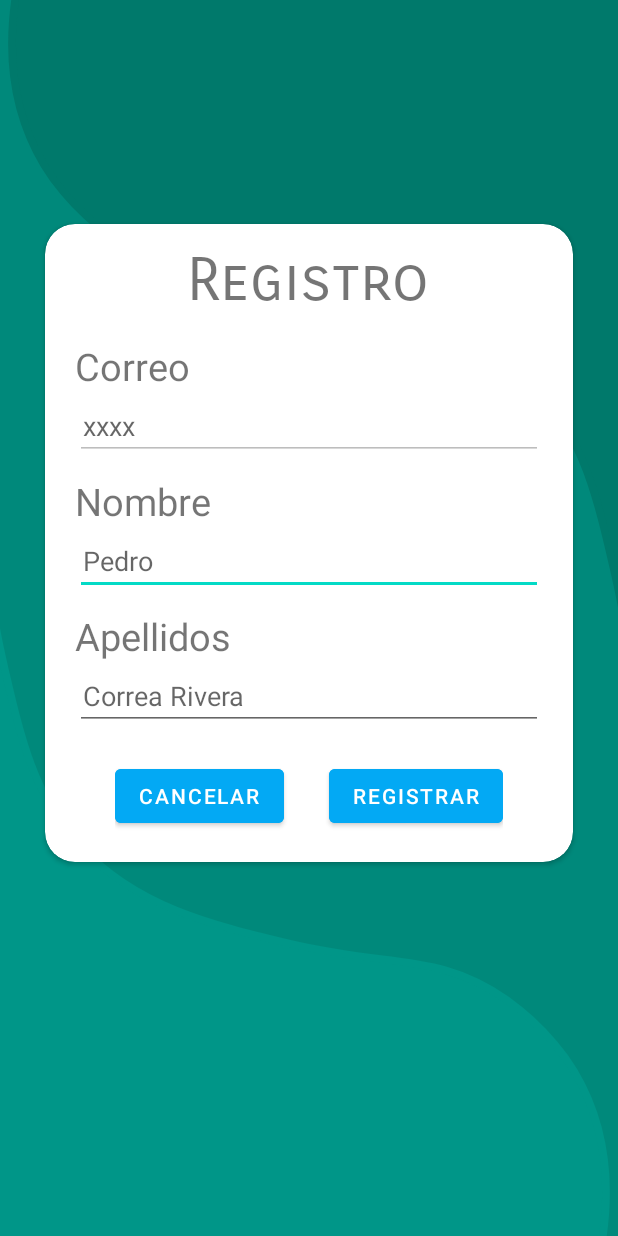
After one commit to Elico1905/V1_Horario, an Android app: the Registrar screen opened directly, with no data from a screen before it, on a phone screen of 412 x 824 dp. The commit adds this screen. Run offline under Robolectric (Android 15) with nearby library versions, the phone set to English and light mode, and no system bars; our stand-ins replace Firebase (no records; nobody signed in at launch, a user with empty details on screens opened directly).

Commit message:
initial commit

```diff
--- a/app/src/main/AndroidManifest.xml
+++ b/app/src/main/AndroidManifest.xml
@@ -9,6 +9,8 @@
         android:roundIcon="@mipmap/ic_launcher_round"
         android:supportsRtl="true"
         android:theme="@style/Theme.Horario">
+        <activity android:name=".Registrar"></activity>
+        <activity android:name=".Home" />
         <activity android:name=".Login">
             <intent-filter>
                 <action android:name="android.intent.action.MAIN" />
@@ -16,9 +18,7 @@
                 <category android:name="android.intent.category.LAUNCHER" />
             </intent-filter>
         </activity>
-        <activity android:name=".MainActivity">
-
-        </activity>
+        <activity android:name=".MainActivity" />
     </application>
 
 </manifest>
--- a/app/src/main/java/com/example/horario/MainActivity.kt
+++ b/app/src/main/java/com/example/horario/MainActivity.kt
@@ -4,6 +4,7 @@ import android.content.Intent
 import android.content.pm.ActivityInfo
 import androidx.appcompat.app.AppCompatActivity
 import android.os.Bundle
+import android.view.Menu
 import android.view.View
 import android.widget.ImageView
 import android.widget.TextView
@@ -21,7 +22,7 @@ class MainActivity : AppCompatActivity() {
         setContentView(R.layout.activity_main)
 
         home.setOnClickListener {
-            val intent: Intent = Intent(this, Login::class.java)
+            val intent: Intent = Intent(this, Home::class.java)
             startActivity(intent)
             finish()
         }
--- /dev/null
+++ b/app/src/main/java/com/example/horario/Registrar.kt
@@ -0,0 +1,59 @@
+package com.example.horario
+
+import android.content.Context
+import android.content.Intent
+import androidx.appcompat.app.AppCompatActivity
+import android.os.Bundle
+import android.view.Menu
+import android.widget.Toast
+import com.google.firebase.firestore.FirebaseFirestore
+import kotlinx.android.synthetic.main.activity_registrar.*
+
+class Registrar : AppCompatActivity() {
+
+    private val bd = FirebaseFirestore.getInstance()
+
+    override fun onCreate(savedInstanceState: Bundle?) {
+        super.onCreate(savedInstanceState)
+        setContentView(R.layout.activity_registrar)
+
+        val objintent: Intent = intent
+        var correo: String? = objintent.getStringExtra("correo")
+        var nombre: String? = objintent.getStringExtra("nombre")
+        var apellidos: String? = objintent.getStringExtra("apellidos")
+
+        registro_correo.setText(correo)
+        registro_nombre.setText(nombre)
+        registro_apellidos.setText(apellidos)
+
+        registro_cancelar.setOnClickListener {
+            val intent: Intent = Intent(this, Login::class.java)
+            startActivity(intent)
+            finish()
+        }
+        registro_registrar.setOnClickListener {
+            if (!nombre.isNullOrEmpty() || !apellidos.isNullOrEmpty()) {
+                bd.collection("users").document(registro_correo.text.toString()).set(
+                        hashMapOf("nombre" to registro_nombre.text.toString(),
+                                "apellidos" to registro_apellidos.text.toString(),
+                                "correo" to registro_correo.text.toString()))
+
+                val prefs =getSharedPreferences(getString(R.string.prefs_file), Context.MODE_PRIVATE).edit()
+                prefs.putString("correo",registro_correo.text.toString())
+                prefs.putString("nombre",registro_nombre.text.toString())
+                prefs.putString("apellidos",registro_apellidos.text.toString())
+                prefs.apply()
+
+                val intent: Intent = Intent(this, Home::class.java)
+                startActivity(intent)
+                finish()
+            }else{
+                Toast.makeText(this, "llena todos los campos", Toast.LENGTH_SHORT).show()
+            }
+        }
+    }
+
+    override fun onBackPressed() {
+        super.onBackPressed()
+    }
+}
--- /dev/null
+++ b/app/src/main/res/drawable/effect_ripple_03.xml
@@ -0,0 +1,6 @@
+<?xml version="1.0" encoding="utf-8"?>
+<ripple xmlns:android="http://schemas.android.com/apk/res/android"
+    xmlns:tools="http://schemas.android.com/tools"
+    android:color="@color/colorPrimaryVariant"
+    tools:targetApi="lollipop">
+</ripple>
--- /dev/null
+++ b/app/src/main/res/drawable/ic_back.xml
@@ -0,0 +1,5 @@
+<vector android:height="40dp" android:tint="@color/Blanco_Letras"
+    android:viewportHeight="24" android:viewportWidth="24"
+    android:width="40dp" xmlns:android="http://schemas.android.com/apk/res/android">
+    <path android:fillColor="@android:color/white" android:pathData="M21,11H6.83l3.58,-3.59L9,6l-6,6 6,6 1.41,-1.41L6.83,13H21z"/>
+</vector>
--- /dev/null
+++ b/app/src/main/res/drawable/ic_delete.xml
@@ -0,0 +1,5 @@
+<vector android:height="40dp" android:tint="@color/gris"
+    android:viewportHeight="24" android:viewportWidth="24"
+    android:width="40dp" xmlns:android="http://schemas.android.com/apk/res/android">
+    <path android:fillColor="@android:color/white" android:pathData="M6,19c0,1.1 0.9,2 2,2h8c1.1,0 2,-0.9 2,-2V7H6v12zM19,4h-3.5l-1,-1h-5l-1,1H5v2h14V4z"/>
+</vector>
--- /dev/null
+++ b/app/src/main/res/layout/activity_registrar.xml
@@ -0,0 +1,152 @@
+<?xml version="1.0" encoding="utf-8"?>
+<androidx.constraintlayout.widget.ConstraintLayout xmlns:android="http://schemas.android.com/apk/res/android"
+    xmlns:app="http://schemas.android.com/apk/res-auto"
+    xmlns:tools="http://schemas.android.com/tools"
+    android:layout_width="match_parent"
+    android:layout_height="match_parent"
+    tools:context=".Registrar"
+    android:background="@color/verde_fuerte">
+
+    <RelativeLayout
+        android:layout_width="match_parent"
+        android:layout_height="match_parent"
+        android:orientation="vertical">
+
+        <ImageView
+            android:layout_width="match_parent"
+            android:layout_height="match_parent"
+            android:src="@drawable/ic_superior_02"
+            android:scaleType="fitStart"/>
+
+
+        <ImageView
+            android:layout_width="match_parent"
+            android:layout_height="match_parent"
+            android:gravity="bottom"
+            android:rotationX="180"
+            android:rotationY="180"
+            android:scaleType="fitStart"
+            android:src="@drawable/ic_superior" />
+
+    </RelativeLayout>
+
+    <LinearLayout
+        android:layout_width="match_parent"
+        android:layout_height="match_parent"
+        android:orientation="vertical"
+        android:gravity="center">
+
+        <androidx.cardview.widget.CardView
+            android:layout_width="match_parent"
+            android:layout_height="wrap_content"
+            android:layout_marginBottom="100dp"
+            android:layout_marginStart="30dp"
+            android:layout_marginEnd="30dp"
+            app:cardCornerRadius="20dp">
+
+            <LinearLayout
+                android:layout_width="match_parent"
+                android:layout_height="match_parent"
+                android:orientation="vertical">
+                <TextView
+                    android:layout_width="wrap_content"
+                    android:layout_height="wrap_content"
+                    android:layout_gravity="center_horizontal"
+                    android:layout_marginTop="13dp"
+                    android:fontFamily="sans-serif-smallcaps"
+                    android:text="Registro"
+                    android:textSize="40dp"/>
+
+                <TextView
+                    android:layout_width="wrap_content"
+                    android:layout_height="wrap_content"
+                    android:layout_marginStart="20dp"
+                    android:layout_marginTop="15dp"
+                    android:text="Correo"
+                    android:textSize="25dp" />
+
+                <EditText
+                    android:id="@+id/registro_correo"
+                    android:layout_width="match_parent"
+                    android:layout_height="wrap_content"
+                    android:layout_marginLeft="20dp"
+                    android:layout_marginRight="20dp"
+                    android:ems="10"
+                    android:inputType="textPersonName"
+                    android:hint="xxxx"
+                    android:paddingLeft="5dp"
+                    android:textColor="#3A3A3A"
+                    android:enabled="false"/>
+                <TextView
+                    android:layout_width="wrap_content"
+                    android:layout_height="wrap_content"
+                    android:layout_marginStart="20dp"
+                    android:layout_marginTop="10dp"
+                    android:text="Nombre"
+                    android:textSize="25dp" />
+
+                <EditText
+                    android:id="@+id/registro_nombre"
+                    android:layout_width="match_parent"
+                    android:layout_height="wrap_content"
+                    android:layout_marginLeft="20dp"
+                    android:layout_marginRight="20dp"
+                    android:ems="10"
+                    android:inputType="textPersonName"
+                    android:hint="Pedro"
+                    android:paddingLeft="5dp"
+                    android:textColor="#3A3A3A"/>
+                <TextView
+                    android:layout_width="wrap_content"
+                    android:layout_height="wrap_content"
+                    android:layout_marginStart="20dp"
+                    android:layout_marginTop="10dp"
+                    android:text="Apellidos"
+                    android:textSize="25dp" />
+
+                <EditText
+                    android:id="@+id/registro_apellidos"
+                    android:layout_width="match_parent"
+                    android:layout_height="wrap_content"
+                    android:layout_marginLeft="20dp"
+                    android:layout_marginRight="20dp"
+                    android:ems="10"
+                    android:inputType="textPersonName"
+                    android:hint="Correa Rivera"
+                    android:paddingLeft="5dp"
+                    android:textColor="#3A3A3A"/>
+                <LinearLayout
+                    android:layout_width="wrap_content"
+                    android:layout_height="wrap_content"
+                    android:orientation="horizontal"
+                    android:layout_gravity="center"
+                    android:layout_marginBottom="20dp"
+                    android:layout_marginTop="20dp">
+                    <Button
+                        android:id="@+id/registro_cancelar"
+                        android:layout_width="wrap_content"
+                        android:layout_height="wrap_content"
+                        android:layout_gravity="center_horizontal"
+                        android:backgroundTint="#03A9F4"
+                        android:text="Cancelar"
+                        android:textColor="@color/Blanco"/>
+                    <Button
+                        android:id="@+id/registro_registrar"
+                        android:layout_width="wrap_content"
+                        android:layout_height="wrap_content"
+                        android:layout_gravity="center_horizontal"
+                        android:backgroundTint="#03A9F4"
+                        android:text="Registrar"
+                        android:layout_marginLeft="30dp"
+                        android:textColor="@color/Blanco"/>
+                </LinearLayout>
+
+            </LinearLayout>
+
+        </androidx.cardview.widget.CardView>
+
+
+    </LinearLayout>
+
+
+</androidx.constraintlayout.widget.ConstraintLayout>
--- a/app/src/main/res/values/strings.xml
+++ b/app/src/main/res/values/strings.xml
@@ -2,6 +2,6 @@
     <string name="app_name">Horario</string>
     <string name="nulo">123</string>
     <string name="nada"></string>
-
+    <string name="prefs_file">com.elico.horario.PREFERENCE_FILE_KEY</string>
 
 </resources>
```
Also changed, not shown: app/src/main/java/com/example/horario/Home.kt (added, +24 -0 lines), app/src/main/java/com/example/horario/Login.kt (+41 -14 lines), app/src/main/res/layout/activity_home.xml (added, +83 -0 lines), app/src/main/res/layout/items_recycler_view.xml (added, +115 -0 lines).
